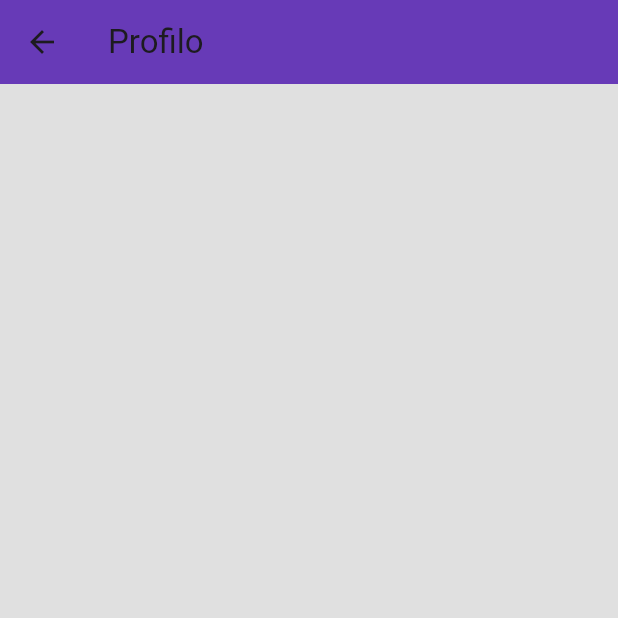
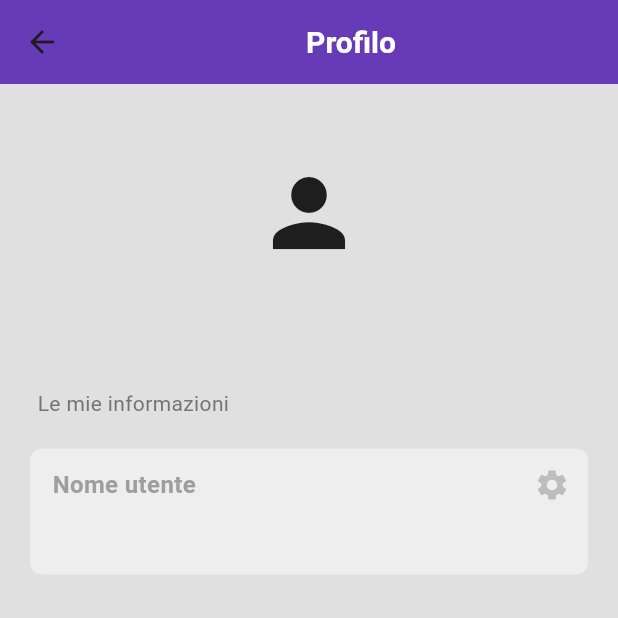
Before and after one commit to RaderRavvi/PeerPrep, a Flutter app: the ProfileScreen screen opened directly, on a phone screen of 412 x 824 dp, the top half of it. Run offline on Flutter 3.47's test engine with Material 3 defaults, Android fonts, the phone set to English and light mode, and no system bars; our stand-ins replace cloud_firestore, firebase_auth, firebase_core, firebase_storage, google_fonts; accounts and stored records are empty; network calls fail.

Commit message:
feat: user profile and fields to modify user information
Started to implement user profile and added fields for the user to change his informations

```diff
--- a/lib/screens/profile/profile_screen.dart
+++ b/lib/screens/profile/profile_screen.dart
@@ -1,4 +1,8 @@
+import 'package:cloud_firestore/cloud_firestore.dart';
 import 'package:flutter/material.dart';
+import 'package:peerprep2/services/profile_service.dart';
+import 'package:peerprep2/utils/firebase.dart';
+import 'package:peerprep2/widgets/profile/profile_textbox.dart';
 
 
 class ProfileScreen extends StatefulWidget {
@@ -14,34 +18,78 @@ class _ProfileScreenState extends State<ProfileScreen> {
     return Scaffold(
       backgroundColor: Colors.grey [300],
       appBar: AppBar(
-        title: const Text('Profilo'),
+        titleTextStyle: const TextStyle(
+            color: Colors.white,
+            fontWeight: FontWeight.bold,
+            fontSize: 20,
+          ),
+
+        title: const Row(
+          mainAxisAlignment: MainAxisAlignment.center,
+          children: [
+            Text(
+              'Profilo',
+            ),
+          ],
+        ),
         backgroundColor: Colors.deepPurple,
       ),
-      body: ListView(
-        children: const [
-          // Immagine profilo
-          /* ClipRRect(
-            borderRadius: BorderRadius.circular(100),
-            child: CachedNetworkImage (
-              width: width ?? 120,
-              height: width ?? 120,
-              imageUrl: firestore.collection('users').doc(Utils.currentUid()).snapshots().,
-              fit: BoxFit.cover,
-              placeholder: (context, url) => const LoadingWheel(),
-              errorWidget: (context, url, error) => const Icon(Icons.error),
-      )
-    ); */
+      body: StreamBuilder<DocumentSnapshot>(
+        stream: stream,
+        builder: (context, snapshot) {
+          if(snapshot.hasData) {
+            final userData = snapshot.data!.data() as Map<String, dynamic>;
+
+            return ListView(
+              children: [
+                const SizedBox(height: 50),
+                // Foto profilo
+                const Icon(
+                  Icons.person,
+                  size: 72,
+                ),
+                const SizedBox(height: 10),
+
                 // email dell'utente
+                Text(
+                  currentUser.email!,
+                  textAlign: TextAlign.center,
+                  style: TextStyle(color: Colors.grey[700]),
+                ),
+                const SizedBox(height: 50),
 
                 //user details
+                Padding(
+                  padding: const EdgeInsets.only(left: 25),
+                  child: Text(
+                    'Le mie informazioni',
+                    style: TextStyle(color: Colors.grey[600]),
+                  ),
+                ),
 
                 // username
+                ProfileTextBox(
+                  text: userData['username'],
+                  sectionName: 'Nome utente',
+                  onPressed: () => ProfileService().editField('username', context),
+                ),
 
                 // bio
+                //TODO bio
 
                 // post dell'utente
+                //TODO post utente
               ],
-      ),
+            );
+          } else if(snapshot.hasError) {
+            return Center(
+              child: Text('Errore: ${snapshot.error}'),
+            );
+          }
+
+          return const Center(child: CircularProgressIndicator(),);
+        }
+      )
     );
   }
 }
--- a/lib/utils/firebase.dart
+++ b/lib/utils/firebase.dart
@@ -1,13 +1,16 @@
 import 'package:cloud_firestore/cloud_firestore.dart';
 import 'package:firebase_auth/firebase_auth.dart';
 import 'package:firebase_storage/firebase_storage.dart';
+import 'package:peerprep2/utils/utils.dart';
 
 FirebaseAuth firebaseAuth = FirebaseAuth.instance;
 FirebaseFirestore firestore = FirebaseFirestore.instance;
 FirebaseStorage storage = FirebaseStorage.instance;
 
 // Collection refs
-CollectionReference usersRef = firestore.collection('utenti');
+CollectionReference usersRef = firestore.collection('users');
 
 // Utente attuale
 User currentUser = FirebaseAuth.instance.currentUser!;
+
+Stream<DocumentSnapshot<Map<String, dynamic>>> stream = firestore.collection('users').doc(Utils.currentUid()).snapshots();
--- a/lib/widgets/buttons/like_button.dart
+++ b/lib/widgets/buttons/like_button.dart
@@ -2,8 +2,8 @@ import 'package:flutter/material.dart';
 
 class LikeButton extends StatefulWidget {
   final bool isLiked;
-  void Function()? onTap;
-  LikeButton({
+  final void Function()? onTap;
+  const LikeButton({
     super.key,
     required this.isLiked,
     required this.onTap,
--- /dev/null
+++ b/lib/widgets/profile/profile_textbox.dart
@@ -0,0 +1,47 @@
+import 'package:flutter/material.dart';
+
+class ProfileTextBox extends StatelessWidget {
+  final String text;
+  final String sectionName;
+  final void Function()? onPressed;
+  const ProfileTextBox({
+    super.key,
+    required this.text,
+    required this.sectionName,
+    required this.onPressed,
+  });
+
+  @override
+  Widget build(BuildContext context) {
+    return Container(
+      decoration: BoxDecoration(
+        color: Colors.grey[200],
+        borderRadius: BorderRadius.circular(8),
+      ),
+      padding: const EdgeInsets.only(left: 15, bottom: 15),
+      margin: const EdgeInsets.only(left: 20, right: 20, top: 20),
+      child: Column(
+        crossAxisAlignment: CrossAxisAlignment.start,
+        children: [
+          Row(
+            mainAxisAlignment: MainAxisAlignment.spaceBetween,
+            children: [
+              Text(
+                sectionName,
+                style: TextStyle(
+                  color: Colors.grey[500],
+                  fontWeight: FontWeight.bold,
+                  fontSize: 16
+                ),
+              ),
+              IconButton(onPressed: onPressed,
+                icon: Icon(Icons.settings, color: Colors.grey[400],)
+              ),
+            ],
+          ),
+          Text(text),
+        ],
+      ),
+    );
+  }
+}
```
Also changed, not shown: lib/services/profile_service.dart (added, +52 -0 lines). Lines whose indentation alone changed are shown as unchanged.
